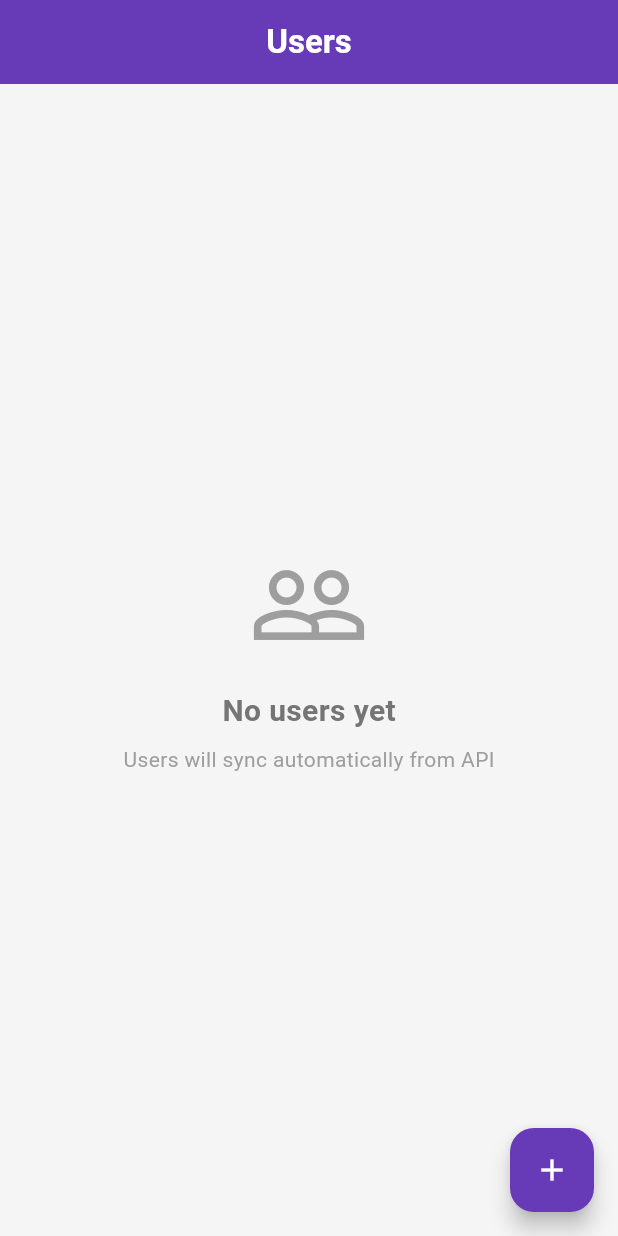
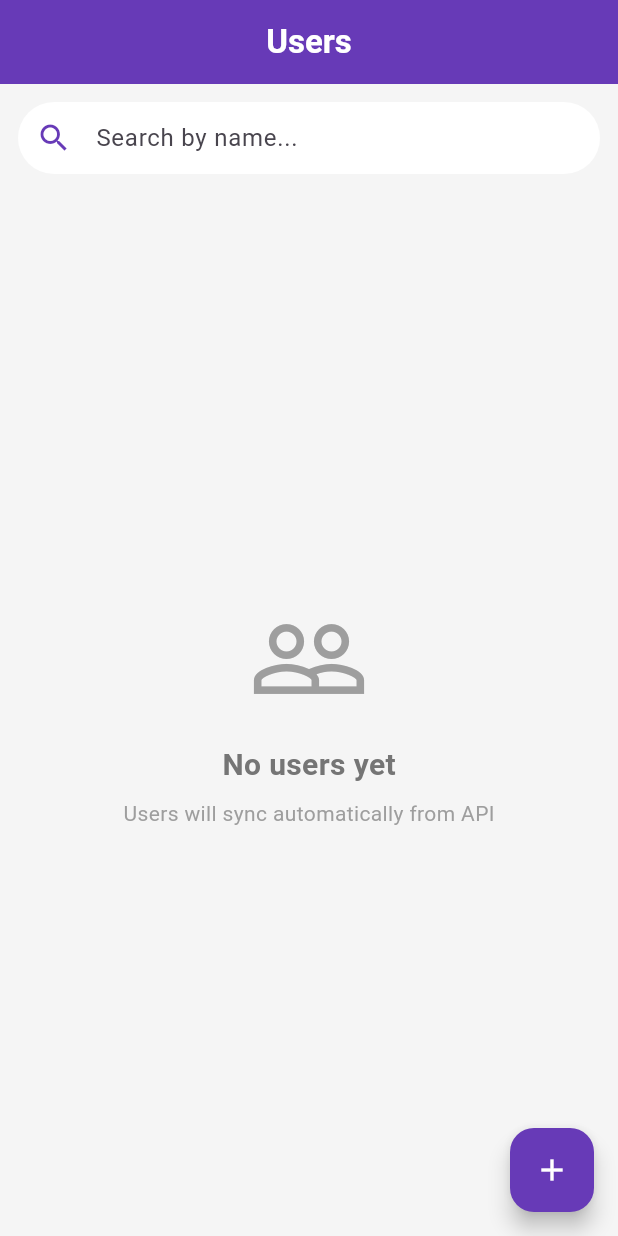
Before and after one commit to satyam-kr-fexle/flutter-poc, a Flutter app: the UsersScreen screen opened directly, on a phone screen of 412 x 824 dp. Run offline on Flutter 3.47's test engine with Material 3 defaults, Android fonts, the phone set to English and light mode, and no system bars; our stand-ins replace connectivity_plus, fl_chart, shared_preferences, sqflite, sqflite_common_ffi; missing offline and left inert: cron, workmanager; accounts and stored records are empty.

Commit message:
resolved bugs

```diff
--- a/lib/model/user.dart
+++ b/lib/model/user.dart
@@ -28,8 +28,8 @@ class User {
   factory User.fromMap(Map<String, dynamic> map) {
     return User(
       id: map['id'] as int?,
-      name: map['name'] as String,
-      email: map['email'] as String,
+      name: (map['name'] as String?) ?? 'Unknown User',
+      email: (map['email'] as String?) ?? '',
       avatar: map['avatar'] as String?,
       needsSync: (map['needsSync'] ?? 0) == 1,
     );
@@ -42,11 +42,19 @@ class User {
 
   // Create User from JSON (from API)
   factory User.fromJson(Map<String, dynamic> json) {
+    // Handle DummyJSON format (firstName + lastName) or direct name
+    String fullName = 'Unknown User';
+    if (json.containsKey('name')) {
+      fullName = json['name'] as String;
+    } else if (json.containsKey('firstName')) {
+      fullName = '${json['firstName']} ${json['lastName'] ?? ''}'.trim();
+    }
+
     return User(
       id: json['id'] as int?,
-      name: json['name'] as String,
-      email: json['email'] as String,
-      avatar: json['avatar'] as String?,
+      name: fullName,
+      email: (json['email'] as String?) ?? '',
+      avatar: (json['image'] ?? json['avatar']) as String?,
       needsSync: false, // API users don't need sync
     );
   }
--- a/lib/provider/user_provider.dart
+++ b/lib/provider/user_provider.dart
@@ -11,14 +11,30 @@ class UserProvider with ChangeNotifier {
   List<User> _users = [];
   bool _isLoading = false;
   bool _isSyncing = false;
+  bool _isAutoSyncRunning = false;
+  String _searchQuery = '';
   final Cron _cron = Cron();
 
   final UserDatabase _database = UserDatabase.instance;
   final UserSyncService _syncService = UserSyncService();
 
-  List<User> get users => _users;
+  List<User> get users {
+    final query = _searchQuery.toLowerCase().trim();
+    if (query.isEmpty) return _users;
+
+    return _users.where((user) {
+      return user.name.toLowerCase().contains(query);
+    }).toList();
+  }
+
   bool get isLoading => _isLoading;
   bool get isSyncing => _isSyncing;
+  String get searchQuery => _searchQuery;
+
+  void setSearchQuery(String query) {
+    _searchQuery = query;
+    notifyListeners();
+  }
 
   // Fetch users from local database
   Future<void> fetchUsers() async {
@@ -77,6 +93,9 @@ class UserProvider with ChangeNotifier {
 
   // Start automatic sync using cron
   Future<void> startAutoSync() async {
+    if (_isAutoSyncRunning) return;
+    _isAutoSyncRunning = true;
+
     // Don't sync immediately - only load from local storage
     // Cron job will handle syncing automatically
 
--- a/lib/screen/users_screen.dart
+++ b/lib/screen/users_screen.dart
@@ -11,6 +11,8 @@ class UsersScreen extends StatefulWidget {
 }
 
 class _UsersScreenState extends State<UsersScreen> {
+  final TextEditingController _searchController = TextEditingController();
+
   @override
   void initState() {
     super.initState();
@@ -20,6 +22,12 @@ class _UsersScreenState extends State<UsersScreen> {
       provider.fetchUsers(); // Load from local storage
       provider.startAutoSync(); // Start automatic background sync
     });
+  }
+
+  @override
+  void dispose() {
+    _searchController.dispose();
+    super.dispose();
   }
 
   @override
@@ -65,19 +73,65 @@ class _UsersScreenState extends State<UsersScreen> {
             );
           }
 
-          if (provider.users.isEmpty) {
-            return Center(
+          final displayUsers = provider.users;
+          final query = provider.searchQuery;
+          final isQueryEmpty = query.isEmpty;
+          final hasNoUsers = displayUsers.isEmpty;
+
+          return Column(
+            children: [
+              // Search Bar (Always Visible)
+              Padding(
+                padding: const EdgeInsets.all(12.0),
+                child: TextField(
+                  controller: _searchController,
+                  onChanged: (value) => provider.setSearchQuery(value),
+                  decoration: InputDecoration(
+                    hintText: 'Search by name...',
+                    prefixIcon: const Icon(
+                      Icons.search,
+                      color: Colors.deepPurple,
+                    ),
+                    filled: true,
+                    fillColor: Colors.white,
+                    border: OutlineInputBorder(
+                      borderRadius: BorderRadius.circular(30),
+                      borderSide: BorderSide.none,
+                    ),
+                    contentPadding: const EdgeInsets.symmetric(
+                      horizontal: 20,
+                      vertical: 0,
+                    ),
+                    suffixIcon: !isQueryEmpty
+                        ? IconButton(
+                            icon: const Icon(Icons.clear, size: 20),
+                            onPressed: () {
+                              _searchController.clear();
+                              provider.setSearchQuery('');
+                            },
+                          )
+                        : null,
+                  ),
+                ),
+              ),
+
+              // Conditional Body Content
+              if (hasNoUsers)
+                Expanded(
+                  child: Center(
                     child: Column(
                       mainAxisAlignment: MainAxisAlignment.center,
                       children: [
-                  const Icon(
-                    Icons.people_outline,
+                        Icon(
+                          isQueryEmpty
+                              ? Icons.people_outline
+                              : Icons.search_off,
                           size: 80,
                           color: Colors.grey,
                         ),
                         const SizedBox(height: 16),
                         Text(
-                    'No users yet',
+                          isQueryEmpty ? 'No users yet' : 'No matching users',
                           style: TextStyle(
                             fontSize: 20,
                             fontWeight: FontWeight.bold,
@@ -85,33 +139,39 @@ class _UsersScreenState extends State<UsersScreen> {
                           ),
                         ),
                         const SizedBox(height: 8),
-                  const Text(
-                    'Users will sync automatically from API',
-                    style: TextStyle(color: Colors.grey),
+                        Text(
+                          isQueryEmpty
+                              ? 'Users will sync automatically from API'
+                              : 'Try a different search pattern',
+                          style: const TextStyle(color: Colors.grey),
                         ),
-                  if (provider.isSyncing)
+                        if (provider.isSyncing && isQueryEmpty)
                           const Padding(
                             padding: EdgeInsets.only(top: 16),
                             child: CircularProgressIndicator(),
                           ),
                       ],
                     ),
-            );
-          }
-
-          return Column(
-            children: [
+                  ),
+                )
+              else ...[
                 // Status bar
                 Container(
                   padding: const EdgeInsets.all(12),
                   color: Colors.deepPurple.shade50,
                   child: Row(
                     children: [
-                    const Icon(Icons.cloud_done, size: 16, color: Colors.green),
+                      const Icon(
+                        Icons.cloud_done,
+                        size: 16,
+                        color: Colors.green,
+                      ),
                       const SizedBox(width: 8),
                       Expanded(
                         child: Text(
-                        '${provider.users.length} users synced from API',
+                          isQueryEmpty
+                              ? '${displayUsers.length} users synced from API'
+                              : 'Matched ${displayUsers.length} users',
                           style: TextStyle(
                             fontSize: 13,
                             color: Colors.grey[800],
@@ -145,15 +205,16 @@ class _UsersScreenState extends State<UsersScreen> {
                 Expanded(
                   child: ListView.separated(
                     padding: const EdgeInsets.all(16),
-                  itemCount: provider.users.length,
+                    itemCount: displayUsers.length,
                     itemBuilder: (context, index) {
-                    final user = provider.users[index];
+                      final user = displayUsers[index];
                       return _buildUserCard(user);
                     },
                     separatorBuilder: (context, index) =>
                         const SizedBox(height: 12),
                   ),
                 ),
+              ],
             ],
           );
         },
```
Lines whose indentation alone changed are shown as unchanged.
